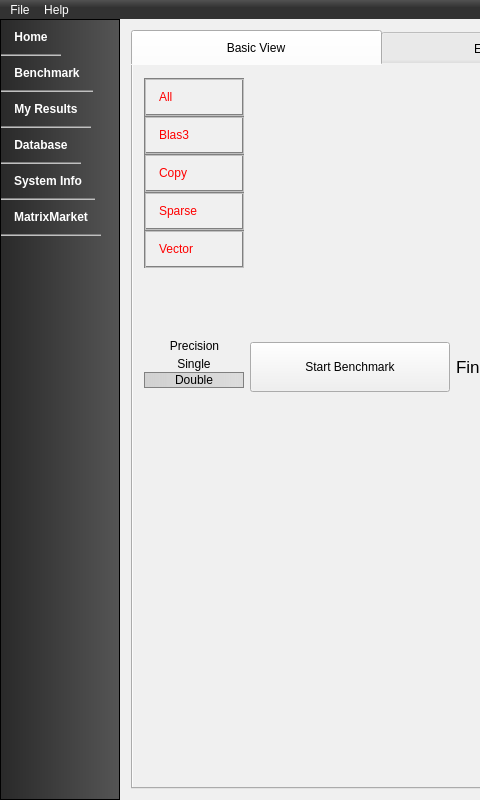
Old version of the form src/ui/mainwindow.ui in the repository viennacl/viennaclbench-dev; both pictures show x 0 to 480 and y 0 to 800 of the 1256 by 800 pixel window.
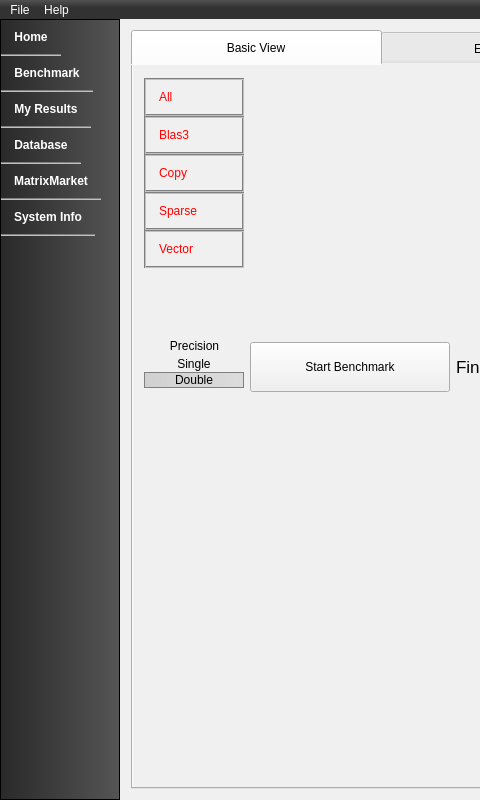
New version of the form. Icons and pictures are not drawn. Custom widgets are drawn as their Qt base class.

Commit message: Changed user home folder to ViennaCL-Benchmark

Diff of the .ui file:
```diff
--- a/src/ui/mainwindow.ui
+++ b/src/ui/mainwindow.ui
@@ -192,15 +192,6 @@
            <normaloff>:/icons/icons/db.png</normaloff>:/icons/icons/db.png</iconset>
          </property>
         </item>
-        <item>
-         <property name="text">
-          <string>System Info</string>
-         </property>
-         <property name="icon">
-          <iconset resource="../../resources/icons.qrc">
-           <normaloff>:/icons/icons/systemInfo.png</normaloff>:/icons/icons/systemInfo.png</iconset>
-         </property>
-        </item>
         <item>
          <property name="text">
           <string>MatrixMarket</string>
@@ -213,6 +204,15 @@
            <normaloff>:/icons/icons/matrix.gif</normaloff>:/icons/icons/matrix.gif</iconset>
          </property>
         </item>
+        <item>
+         <property name="text">
+          <string>System Info</string>
+         </property>
+         <property name="icon">
+          <iconset resource="../../resources/icons.qrc">
+           <normaloff>:/icons/icons/systemInfo.png</normaloff>:/icons/icons/systemInfo.png</iconset>
+         </property>
+        </item>
        </widget>
       </item>
       <item>
```
The commit also changes 1 other file.
